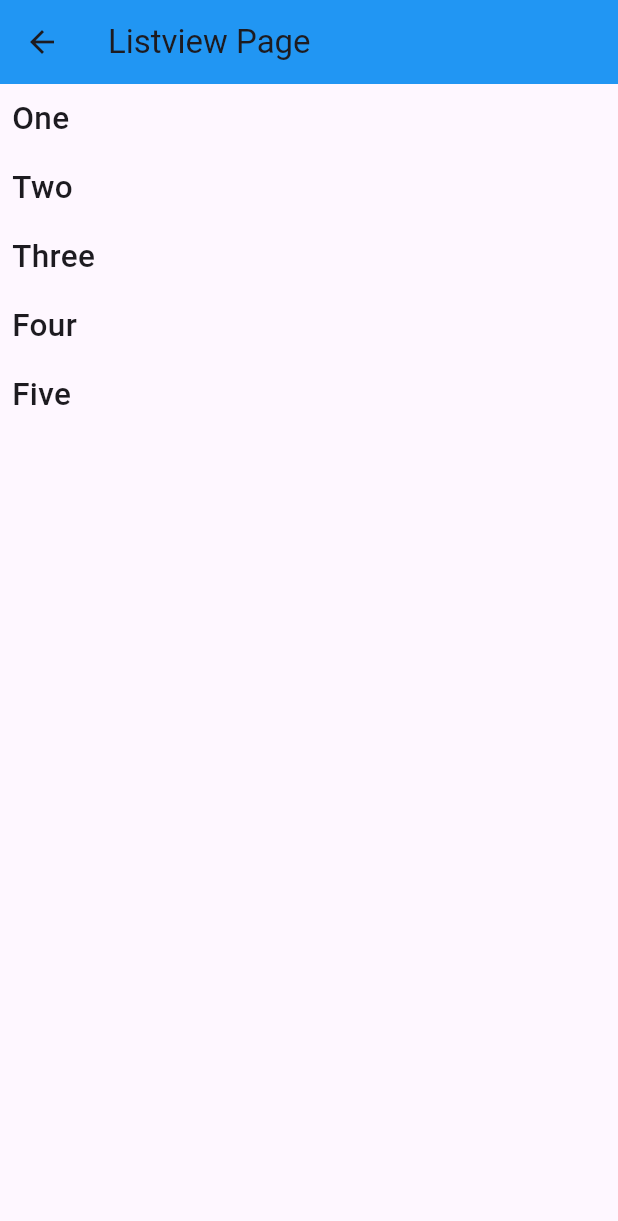
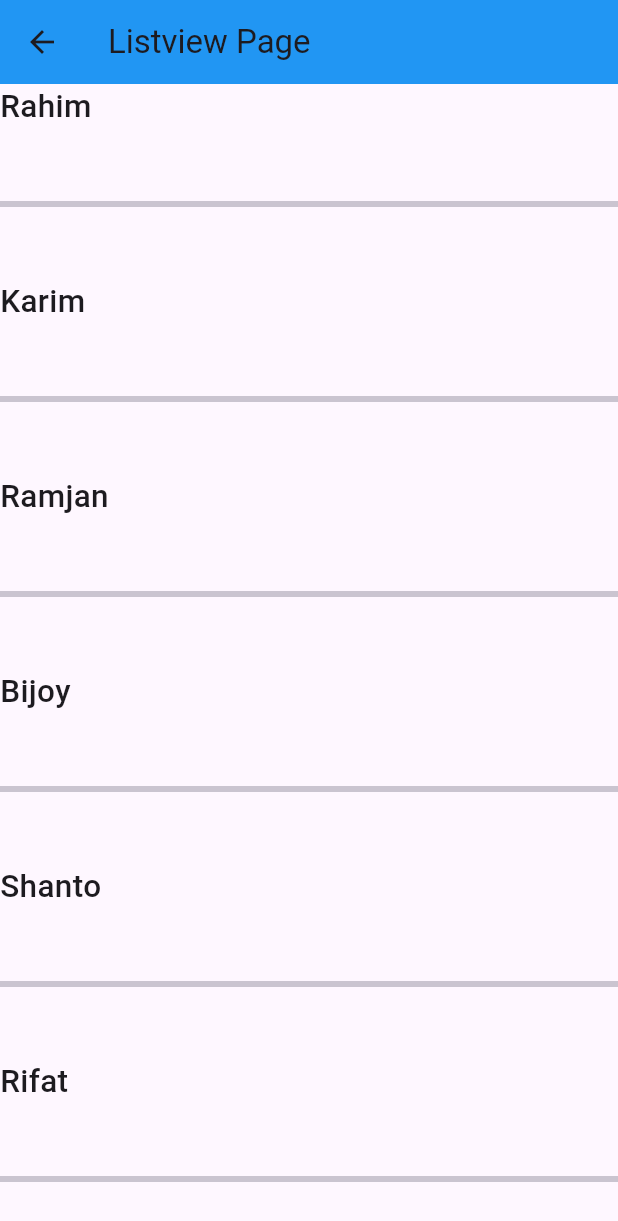
Before and after one commit to mh-rahat/development-learning-journey, a Flutter app: the ListviewWidgetPage screen opened directly, on a phone screen of 412 x 824 dp. Shown: the top 1221 px of the screen. Run offline on Flutter 3.47's test engine with Material 3 defaults, Android fonts, the phone set to English and light mode, and no system bars.

Commit message:
update the file

```diff
--- a/dart/flutter_learning/flutter_basics/lib/widgets/listview_page.dart
+++ b/dart/flutter_learning/flutter_basics/lib/widgets/listview_page.dart
@@ -4,48 +4,29 @@
   const ListviewWidgetPage({super.key});
   @override
   Widget build(BuildContext context) {
+    var arrNames = [
+      'Rahim',
+      'Karim',
+      'Ramjan',
+      'Bijoy',
+      'Shanto',
+      'Rifat',
+      'Siam',
+      'Hridoy',
+    ];
     return Scaffold(
       appBar: AppBar(title: Text('Listview Page')),
-      body: Center(
-        child: ListView(
-          children: [
-            Padding(
-              padding: const EdgeInsets.all(8.0),
-              child: Text(
-                'One',
-                style: TextStyle(fontSize: 21, fontWeight: FontWeight.w500),
-              ),
-            ),
-            Padding(
-              padding: const EdgeInsets.all(8.0),
-              child: Text(
-                'Two',
-                style: TextStyle(fontSize: 21, fontWeight: FontWeight.w500),
-              ),
-            ),
-            Padding(
-              padding: const EdgeInsets.all(8.0),
-              child: Text(
-                'Three',
-                style: TextStyle(fontSize: 21, fontWeight: FontWeight.w500),
-              ),
-            ),
-            Padding(
-              padding: const EdgeInsets.all(8.0),
-              child: Text(
-                'Four',
-                style: TextStyle(fontSize: 21, fontWeight: FontWeight.w500),
-              ),
-            ),
-            Padding(
-              padding: const EdgeInsets.all(8.0),
-              child: Text(
-                'Five',
-                style: TextStyle(fontSize: 21, fontWeight: FontWeight.w500),
-              ),
-            ),
-          ],
-        ),
+      body: ListView.separated(
+        itemBuilder: (context, index) {
+          return Text(
+            arrNames[index],
+            style: TextStyle(fontSize: 21, fontWeight: FontWeight.w500),
+          );
+        },
+        itemCount: arrNames.length,
+        separatorBuilder: (context, index) {
+          return Divider(height: 100, thickness: 4);
+        },
       ),
     );
   }
```
